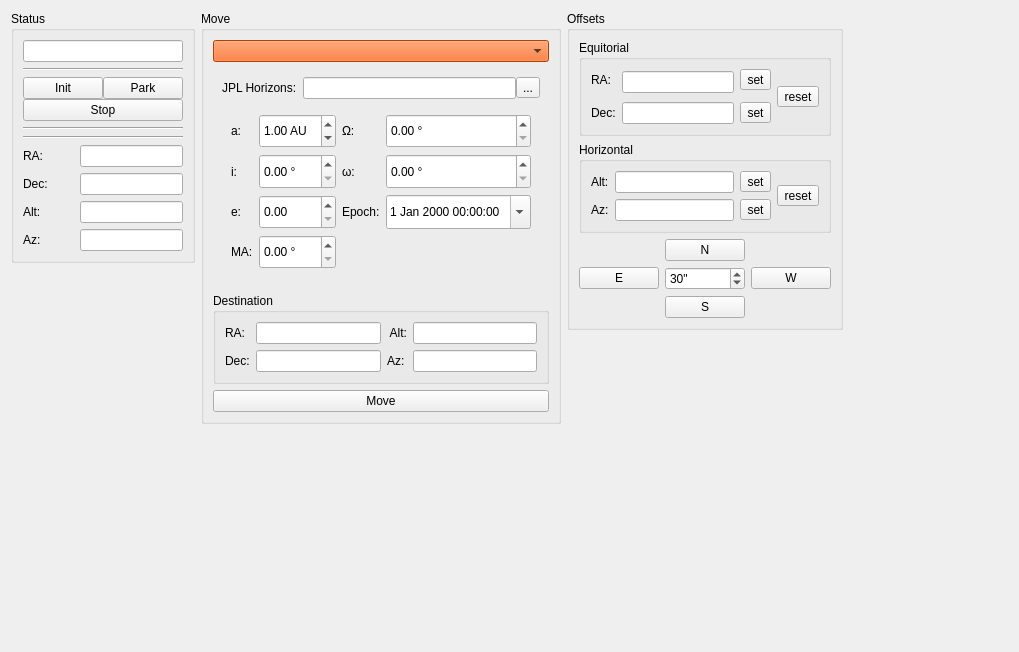
First picture: the form in pyobs_gui/qt/widgettelescope.ui, repository pyobs/pyobs-gui, before the edit.
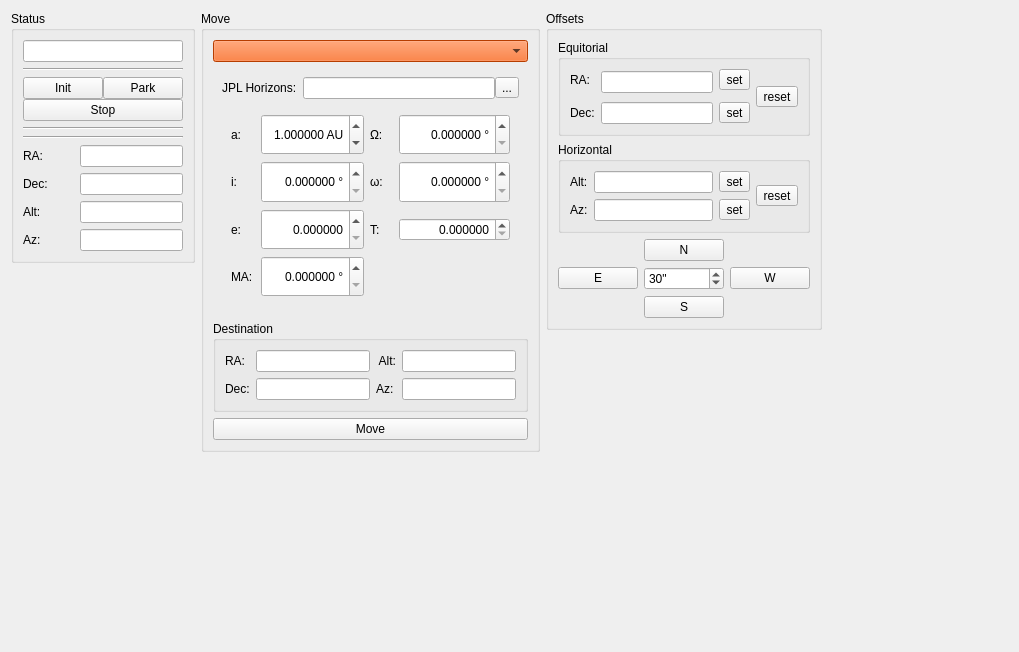
Second picture: the form after the edit. The open tabs and pages were chosen to show the change. Icons and pictures are not drawn.

Commit message: added JPL Horizons query for RA/Dec coordinates

The edit to the form file:
```diff
--- a/pyobs_gui/qt/widgettelescope.ui
+++ b/pyobs_gui/qt/widgettelescope.ui
@@ -634,6 +634,13 @@
            <layout class="QVBoxLayout" name="verticalLayout_9">
             <item>
              <layout class="QFormLayout" name="formLayout">
+              <item row="1" column="0">
+               <widget class="QLabel" name="label_11">
+                <property name="text">
+                 <string>Simbad:</string>
+                </property>
+               </widget>
+              </item>
               <item row="1" column="1">
                <layout class="QHBoxLayout" name="horizontalLayout">
                 <property name="spacing">
@@ -656,13 +663,34 @@
                </layout>
               </item>
               <item row="2" column="0">
-               <widget class="QLabel" name="label_12">
+               <widget class="QLabel" name="label_9">
                 <property name="text">
-                 <string>Solar system:</string>
+                 <string>JPL Horizons:</string>
                 </property>
                </widget>
               </item>
               <item row="2" column="1">
+               <layout class="QHBoxLayout" name="horizontalLayout_6">
+                <property name="spacing">
+                 <number>0</number>
+                </property>
+                <item>
+                 <widget class="QLineEdit" name="textJplHorizonsName"/>
+                </item>
+                <item>
+                 <widget class="QToolButton" name="buttonJplHorizonsQuery">
+                  <property name="text">
+                   <string>...</string>
+                  </property>
+                  <property name="icon">
+                   <iconset resource="resources.qrc">
+                    <normaloff>:/resources/search-solid.svg</normaloff>:/resources/search-solid.svg</iconset>
+                  </property>
+                 </widget>
+                </item>
+               </layout>
+              </item>
+              <item row="3" column="1">
                <layout class="QHBoxLayout" name="horizontalLayout_4">
                 <property name="spacing">
                  <number>0</number>
@@ -729,10 +757,10 @@
                 </item>
                </layout>
               </item>
-              <item row="1" column="0">
-               <widget class="QLabel" name="label_11">
+              <item row="3" column="0">
+               <widget class="QLabel" name="label_12">
                 <property name="text">
-                 <string>Simbad:</string>
+                 <string>Solar system:</string>
                 </property>
                </widget>
               </item>
@@ -1024,7 +1052,7 @@
             </layout>
            </widget>
           </widget>
-          <widget class="QWidget" name="pageMoveSolarSystem">
+          <widget class="QWidget" name="pageMoveOrbitElements">
            <layout class="QGridLayout" name="gridLayout_8">
             <item row="0" column="0">
              <layout class="QHBoxLayout" name="horizontalLayout_8">
@@ -1078,7 +1106,7 @@
                <item row="2" column="2">
                 <widget class="QLabel" name="label_34">
                  <property name="text">
-                  <string>Epoch:</string>
+                  <string>T:</string>
                  </property>
                 </widget>
                </item>
@@ -1111,45 +1139,63 @@
                 </widget>
                </item>
                <item row="0" column="1">
-                <widget class="QDoubleSpinBox" name="spinMoveAxis">
+                <widget class="QDoubleSpinBox" name="spinOrbitElementsSemiMajorAxis">
                  <property name="sizePolicy">
                   <sizepolicy hsizetype="Minimum" vsizetype="Expanding">
                    <horstretch>0</horstretch>
                    <verstretch>0</verstretch>
                   </sizepolicy>
                  </property>
+                 <property name="alignment">
+                  <set>Qt::AlignRight|Qt::AlignTrailing|Qt::AlignVCenter</set>
+                 </property>
                  <property name="suffix">
                   <string> AU</string>
                  </property>
+                 <property name="decimals">
+                  <number>6</number>
+                 </property>
                  <property name="value">
                   <double>1.000000000000000</double>
                  </property>
                 </widget>
                </item>
                <item row="1" column="1">
-                <widget class="QDoubleSpinBox" name="spinMoveIncl">
+                <widget class="QDoubleSpinBox" name="spinOrbitElementsIncl">
                  <property name="sizePolicy">
                   <sizepolicy hsizetype="Minimum" vsizetype="Expanding">
                    <horstretch>0</horstretch>
                    <verstretch>0</verstretch>
                   </sizepolicy>
                  </property>
+                 <property name="alignment">
+                  <set>Qt::AlignRight|Qt::AlignTrailing|Qt::AlignVCenter</set>
+                 </property>
                  <property name="suffix">
                   <string> °</string>
                  </property>
+                 <property name="decimals">
+                  <number>6</number>
+                 </property>
                  <property name="maximum">
                   <double>360.000000000000000</double>
                  </property>
                 </widget>
                </item>
                <item row="2" column="1">
-                <widget class="QDoubleSpinBox" name="spinMoveEcc">
+                <widget class="QDoubleSpinBox" name="spinOrbitElementsEcc">
                  <property name="sizePolicy">
                   <sizepolicy hsizetype="Minimum" vsizetype="Expanding">
                    <horstretch>0</horstretch>
                    <verstretch>0</verstretch>
                   </sizepolicy>
                  </property>
+                 <property name="alignment">
+                  <set>Qt::AlignRight|Qt::AlignTrailing|Qt::AlignVCenter</set>
+                 </property>
+                 <property name="decimals">
+                  <number>6</number>
+                 </property>
                  <property name="maximum">
                   <double>1.000000000000000</double>
                  </property>
@@ -1159,63 +1205,81 @@
                 </widget>
                </item>
                <item row="3" column="1">
-                <widget class="QDoubleSpinBox" name="spinMoveMA">
+                <widget class="QDoubleSpinBox" name="spinOrbitElementsMA">
                  <property name="sizePolicy">
                   <sizepolicy hsizetype="Minimum" vsizetype="Expanding">
                    <horstretch>0</horstretch>
                    <verstretch>0</verstretch>
                   </sizepolicy>
                  </property>
+                 <property name="alignment">
+                  <set>Qt::AlignRight|Qt::AlignTrailing|Qt::AlignVCenter</set>
+                 </property>
                  <property name="suffix">
                   <string> °</string>
                  </property>
+                 <property name="decimals">
+                  <number>6</number>
+                 </property>
                  <property name="maximum">
                   <double>360.000000000000000</double>
                  </property>
                 </widget>
                </item>
                <item row="0" column="3">
-                <widget class="QDoubleSpinBox" name="spinMoveOmega">
+                <widget class="QDoubleSpinBox" name="spinOrbitElementsOmega">
                  <property name="sizePolicy">
                   <sizepolicy hsizetype="Minimum" vsizetype="Expanding">
                    <horstretch>0</horstretch>
                    <verstretch>0</verstretch>
                   </sizepolicy>
                  </property>
+                 <property name="alignment">
+                  <set>Qt::AlignRight|Qt::AlignTrailing|Qt::AlignVCenter</set>
+                 </property>
                  <property name="suffix">
                   <string> °</string>
                  </property>
+                 <property name="decimals">
+                  <number>6</number>
+                 </property>
                  <property name="maximum">
                   <double>360.000000000000000</double>
                  </property>
                 </widget>
                </item>
                <item row="1" column="3">
-                <widget class="QDoubleSpinBox" name="spinMoveomega">
+                <widget class="QDoubleSpinBox" name="spinOrbitElementsPerifocus">
                  <property name="sizePolicy">
                   <sizepolicy hsizetype="Minimum" vsizetype="Expanding">
                    <horstretch>0</horstretch>
                    <verstretch>0</verstretch>
                   </sizepolicy>
                  </property>
+                 <property name="alignment">
+                  <set>Qt::AlignRight|Qt::AlignTrailing|Qt::AlignVCenter</set>
+                 </property>
                  <property name="suffix">
                   <string> °</string>
                  </property>
+                 <property name="decimals">
+                  <number>6</number>
+                 </property>
                  <property name="maximum">
                   <double>360.000000000000000</double>
                  </property>
                 </widget>
                </item>
                <item row="2" column="3">
-                <widget class="QDateTimeEdit" name="spinMoveEpoch">
-                 <property name="sizePolicy">
-                  <sizepolicy hsizetype="Minimum" vsizetype="Expanding">
-                   <horstretch>0</horstretch>
-                   <verstretch>0</verstretch>
-                  </sizepolicy>
+                <widget class="QDoubleSpinBox" name="spinOrbitElementsEpoch">
+                 <property name="alignment">
+                  <set>Qt::AlignRight|Qt::AlignTrailing|Qt::AlignVCenter</set>
                  </property>
-                 <property name="calendarPopup">
-                  <bool>true</bool>
+                 <property name="decimals">
+                  <number>6</number>
+                 </property>
+                 <property name="maximum">
+                  <double>9999999.000000000000000</double>
                  </property>
                 </widget>
                </item>
```
The commit also changes 2 other files.
